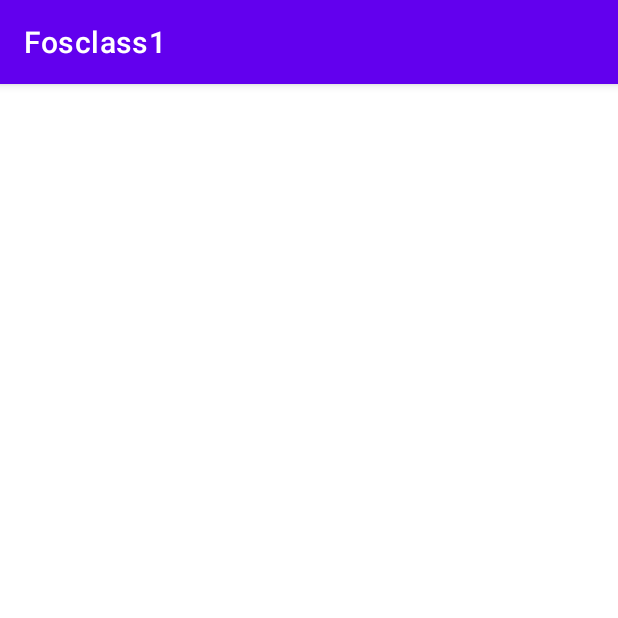
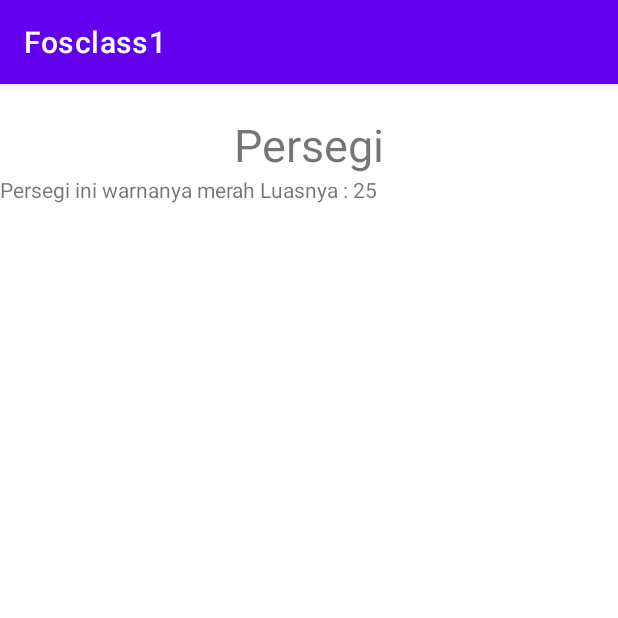
Before and after one commit to FOSTI-UMS/Fosclass-MobileApps, an Android app: the screen it shows after launch (HasilActivity), after a tap on "PERSEGI", on a phone screen of 412 x 824 dp, the top half of it. Run offline under Robolectric (Android 15) with nearby library versions, the phone set to English and light mode, and no system bars.

Commit message:
fosclass activity object intro

```diff
--- a/app/src/main/java/com/example/fosclass1/HasilActivity.java
+++ b/app/src/main/java/com/example/fosclass1/HasilActivity.java
@@ -4,6 +4,7 @@ import androidx.appcompat.app.AppCompatActivity;
 
 import android.content.Intent;
 import android.os.Bundle;
+import android.util.Log;
 import android.widget.TextView;
 
 public class HasilActivity extends AppCompatActivity {
@@ -16,7 +17,27 @@ public class HasilActivity extends AppCompatActivity {
         String bgn = intent.getStringExtra("BANGUNDATAR");
 
         TextView hasil = findViewById(R.id.hasil);
+        TextView hasilnya = findViewById(R.id.hasilnya);
         hasil.setText(bgn);
+
+        switch (bgn){
+            case "Persegi":
+                Log.d("Bangun", "Terpilih");
+                Persegi psg = new Persegi();
+                psg.sisi = 5;
+                psg.warna = "merah";
+                psg.hitungLuas();
+                psg.hitungLuas();
+                Log.d("Bangun", String.valueOf(psg.hitungLuas()));
+                hasilnya.setText(String.valueOf(psg.hitungLuas()));
+                break;
+            case "Segitiga":
+                //------
+                break;
+            default:
+                break;
+        }
+
 
     }
 }
--- a/app/src/main/java/com/example/fosclass1/MainActivity.java
+++ b/app/src/main/java/com/example/fosclass1/MainActivity.java
@@ -39,6 +39,7 @@ public class MainActivity extends AppCompatActivity {
             @Override
             public void onClick(View v) {
                 Intent activityhasil = new Intent(MainActivity.this,HasilActivity.class);
+                activityhasil.putExtra("BANGUNDATAR","Persegi");
                 startActivity(activityhasil);
             }
         });
@@ -47,6 +48,7 @@ public class MainActivity extends AppCompatActivity {
             @Override
             public void onClick(View v) {
                 Intent activityhasil = new Intent(MainActivity.this,HasilActivity.class);
+                activityhasil.putExtra("BANGUNDATAR","Lingkaran");
                 startActivity(activityhasil);
             }
         });
@@ -55,6 +57,7 @@ public class MainActivity extends AppCompatActivity {
             @Override
             public void onClick(View v) {
                 Intent activityhasil = new Intent(MainActivity.this,HasilActivity.class);
+                activityhasil.putExtra("BANGUNDATAR","Persegi Panjang");
                 startActivity(activityhasil);
             }
         });
--- /dev/null
+++ b/app/src/main/java/com/example/fosclass1/Persegi.java
@@ -0,0 +1,12 @@
+package com.example.fosclass1;
+
+public class Persegi {
+    int sisi;
+    String warna;
+
+    String hitungLuas(){
+        int luas = sisi * sisi;
+        return "Persegi ini warnanya "+warna+" Luasnya : "+String.valueOf(luas);
+    }
+
+}
--- a/app/src/main/res/layout/activity_hasil.xml
+++ b/app/src/main/res/layout/activity_hasil.xml
@@ -6,13 +6,25 @@
     android:layout_height="match_parent"
     tools:context=".HasilActivity">
 
-    <TextView
-        android:id="@+id/hasil"
-        android:textSize="20dp"
-        android:layout_width="wrap_content"
-        android:layout_height="wrap_content"
-        android:text="TextView"
-        tools:layout_editor_absoluteX="202dp"
-        tools:layout_editor_absoluteY="320dp"
-        tools:ignore="MissingConstraints" />
+    <LinearLayout
+        android:layout_width="match_parent"
+        android:layout_height="match_parent"
+        android:orientation="vertical">
+
+        <TextView
+            android:id="@+id/hasil"
+            android:layout_width="wrap_content"
+            android:layout_height="wrap_content"
+            android:text="TextView"
+            android:layout_gravity="center_horizontal"
+            android:layout_marginTop="20dp"
+            android:textSize="30dp"
+             />
+
+        <TextView
+            android:id="@+id/hasilnya"
+            android:layout_width="match_parent"
+            android:layout_height="wrap_content"
+            android:text="TextView" />
+    </LinearLayout>
 </androidx.constraintlayout.widget.ConstraintLayout>
```
